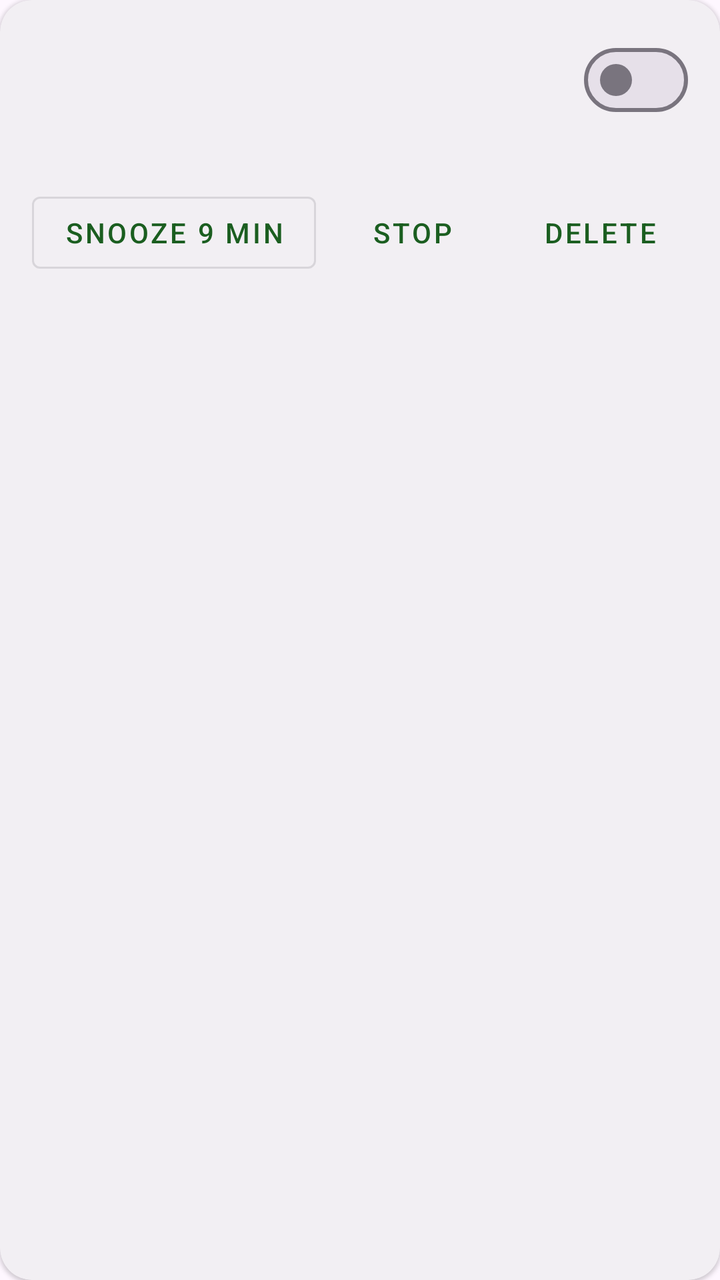
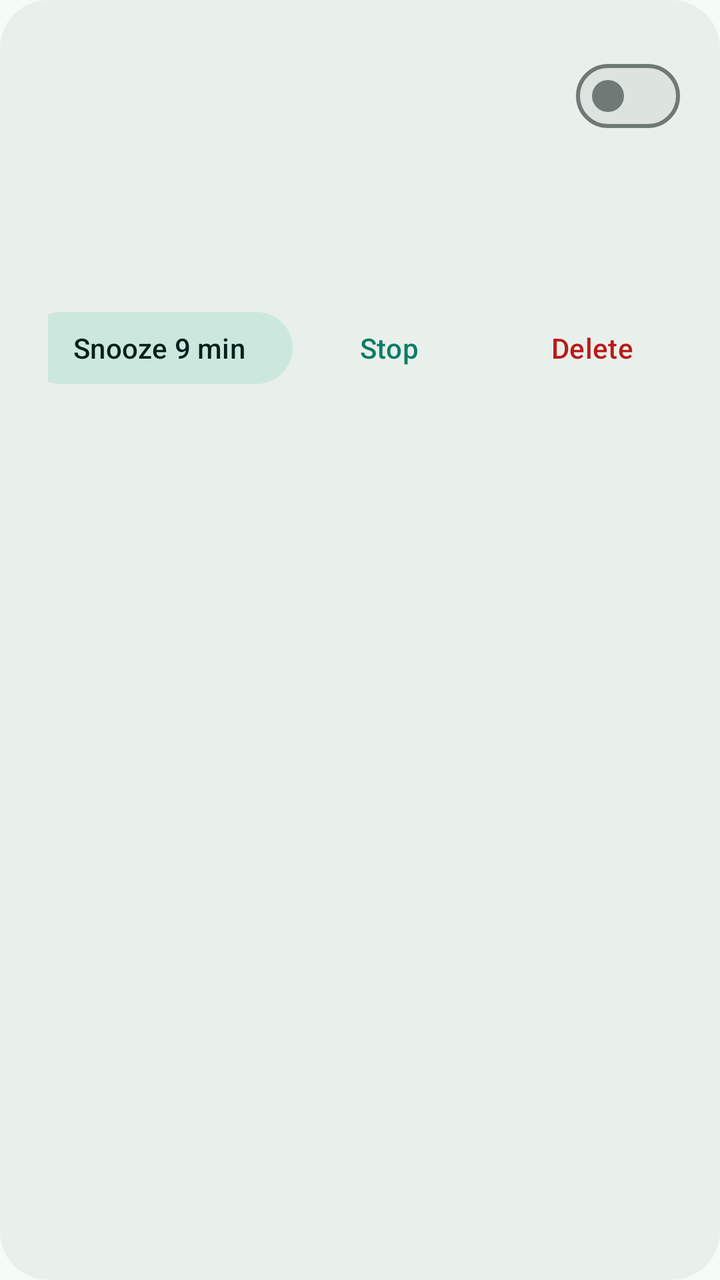

Before-and-after screenshots of an Android layout around one commit, followed by the original layout XML and the change that was made.
<!-- AndroidManifest.xml: another module's application theme Theme.Home -->
<!-- res/layout/item_alarm.xml -->
<?xml version="1.0" encoding="utf-8"?>
<com.google.android.material.card.MaterialCardView xmlns:android="http://schemas.android.com/apk/res/android"
    xmlns:app="http://schemas.android.com/apk/res-auto"
    android:layout_width="match_parent"
    android:layout_height="wrap_content"
    android:layout_marginBottom="8dp"
    android:clickable="true"
    android:focusable="true"
    app:cardCornerRadius="16dp"
    app:cardElevation="1dp"
    app:checkedIconTint="?attr/colorPrimary"
    app:strokeColor="?attr/colorPrimary"
    app:strokeWidth="0dp">

    <LinearLayout
        android:layout_width="match_parent"
        android:layout_height="wrap_content"
        android:orientation="vertical"
        android:padding="16dp">

        <LinearLayout
            android:layout_width="match_parent"
            android:layout_height="wrap_content"
            android:gravity="center_vertical"
            android:orientation="horizontal">

            <TextView
                android:id="@+id/alarm_time"
                android:layout_width="wrap_content"
                android:layout_height="wrap_content"
                android:minWidth="88dp"
                android:textAppearance="?attr/textAppearanceHeadlineMedium"
                android:textColor="?attr/colorOnSurface" />

            <LinearLayout
                android:layout_width="0dp"
                android:layout_height="wrap_content"
                android:layout_marginStart="12dp"
                android:layout_weight="1"
                android:orientation="vertical">

                <TextView
                    android:id="@+id/alarm_label"
                    android:layout_width="match_parent"
                    android:layout_height="wrap_content"
                    android:ellipsize="end"
                    android:maxLines="2"
                    android:textAppearance="?attr/textAppearanceTitleMedium" />

                <TextView
                    android:id="@+id/alarm_repeat"
                    android:layout_width="match_parent"
                    android:layout_height="wrap_content"
                    android:textAppearance="?attr/textAppearanceBodyMedium"
                    android:textColor="?attr/colorOnSurfaceVariant" />
            </LinearLayout>

            <com.google.android.material.materialswitch.MaterialSwitch
                android:id="@+id/alarm_enabled"
                android:layout_width="wrap_content"
                android:layout_height="wrap_content"
                android:contentDescription="@string/alarms_enabled" />
        </LinearLayout>

        <TextView
            android:id="@+id/alarm_next"
            android:layout_width="match_parent"
            android:layout_height="wrap_content"
            android:layout_marginTop="4dp"
            android:textAppearance="?attr/textAppearanceBodySmall"
            android:textColor="?attr/colorOnSurfaceVariant" />

        <LinearLayout
            android:id="@+id/alarm_actions"
            android:layout_width="match_parent"
            android:layout_height="wrap_content"
            android:layout_marginTop="8dp"
            android:orientation="horizontal">

            <com.google.android.material.button.MaterialButton
                android:id="@+id/alarm_snooze"
                style="@style/Widget.MaterialComponents.Button.OutlinedButton"
                android:layout_width="wrap_content"
                android:layout_height="wrap_content"
                android:minHeight="48dp"
                android:text="@string/alarms_snooze" />

            <com.google.android.material.button.MaterialButton
                android:id="@+id/alarm_stop"
                style="@style/Widget.MaterialComponents.Button.TextButton"
                android:layout_width="wrap_content"
                android:layout_height="wrap_content"
                android:layout_marginStart="4dp"
                android:minHeight="48dp"
                android:text="@string/alarms_stop" />

            <Space
                android:layout_width="0dp"
                android:layout_height="1dp"
                android:layout_weight="1" />

            <com.google.android.material.button.MaterialButton
                android:id="@+id/alarm_delete"
                style="@style/Widget.MaterialComponents.Button.TextButton"
                android:layout_width="wrap_content"
                android:layout_height="wrap_content"
                android:minHeight="48dp"
                android:text="@string/alarms_delete" />
        </LinearLayout>
    </LinearLayout>
</com.google.android.material.card.MaterialCardView>
<!-- resources referenced by this layout -->
<resources>
  <style name="Theme.Home" parent="Theme.Material3.DayNight.NoActionBar">
          <item name="colorPrimary">@color/home_green</item>
          <item name="colorOnPrimary">@color/home_on_green</item>
          <item name="colorPrimaryContainer">@color/home_green_dark</item>
          <item name="colorOnPrimaryContainer">@color/home_on_green</item>
          <item name="colorSecondary">@color/home_teal</item>
          <item name="colorOnSecondary">@color/home_on_teal</item>
          <item name="android:statusBarColor">@color/home_green_dark</item>
          <item name="android:navigationBarColor">?attr/colorSurface</item>
          <item name="android:windowLightStatusBar">false</item>
      </style>
  <color name="home_green">#1B5E20</color>
  <color name="home_on_green">#FFFFFF</color>
  <color name="home_green_dark">#0D3F14</color>
  <color name="home_teal">#00695C</color>
  <color name="home_on_teal">#FFFFFF</color>
  <!-- unchanged entries left out for length: 4 -->
</resources>

<!-- the commit's change to res/layout/item_alarm.xml (unified diff, before → after) -->
@@ -1,22 +1,21 @@
 <?xml version="1.0" encoding="utf-8"?>
 <com.google.android.material.card.MaterialCardView xmlns:android="http://schemas.android.com/apk/res/android"
     xmlns:app="http://schemas.android.com/apk/res-auto"
+    style="@style/Widget.Home.Card"
     android:layout_width="match_parent"
     android:layout_height="wrap_content"
-    android:layout_marginBottom="8dp"
+    android:layout_marginBottom="12dp"
     android:clickable="true"
-    android:focusable="true"
-    app:cardCornerRadius="16dp"
-    app:cardElevation="1dp"
-    app:checkedIconTint="?attr/colorPrimary"
-    app:strokeColor="?attr/colorPrimary"
-    app:strokeWidth="0dp">
+    android:focusable="true">
 
     <LinearLayout
         android:layout_width="match_parent"
         android:layout_height="wrap_content"
         android:orientation="vertical"
-        android:padding="16dp">
+        android:paddingStart="24dp"
+        android:paddingTop="16dp"
+        android:paddingEnd="20dp"
+        android:paddingBottom="8dp">
 
         <LinearLayout
             android:layout_width="match_parent"
@@ -26,34 +25,10 @@
 
             <TextView
                 android:id="@+id/alarm_time"
-                android:layout_width="wrap_content"
-                android:layout_height="wrap_content"
-                android:minWidth="88dp"
-                android:textAppearance="?attr/textAppearanceHeadlineMedium"
-                android:textColor="?attr/colorOnSurface" />
-
-            <LinearLayout
                 android:layout_width="0dp"
                 android:layout_height="wrap_content"
-                android:layout_marginStart="12dp"
                 android:layout_weight="1"
-                android:orientation="vertical">
-
-                <TextView
-                    android:id="@+id/alarm_label"
-                    android:layout_width="match_parent"
-                    android:layout_height="wrap_content"
-                    android:ellipsize="end"
-                    android:maxLines="2"
-                    android:textAppearance="?attr/textAppearanceTitleMedium" />
-
-                <TextView
-                    android:id="@+id/alarm_repeat"
-                    android:layout_width="match_parent"
-                    android:layout_height="wrap_content"
-                    android:textAppearance="?attr/textAppearanceBodyMedium"
-                    android:textColor="?attr/colorOnSurfaceVariant" />
-            </LinearLayout>
+                android:textAppearance="@style/TextAppearance.Home.Time" />
 
             <com.google.android.material.materialswitch.MaterialSwitch
                 android:id="@+id/alarm_enabled"
@@ -63,35 +38,53 @@
         </LinearLayout>
 
         <TextView
+            android:id="@+id/alarm_label"
+            android:layout_width="match_parent"
+            android:layout_height="wrap_content"
+            android:ellipsize="end"
+            android:maxLines="2"
+            android:textAppearance="?attr/textAppearanceTitleMedium"
+            android:textColor="?attr/colorOnSurface" />
+
+        <TextView
+            android:id="@+id/alarm_repeat"
+            android:layout_width="match_parent"
+            android:layout_height="wrap_content"
+            android:layout_marginTop="2dp"
+            android:textAppearance="?attr/textAppearanceBodyMedium"
+            android:textColor="?attr/colorOnSurfaceVariant" />
+
+        <TextView
             android:id="@+id/alarm_next"
             android:layout_width="match_parent"
             android:layout_height="wrap_content"
-            android:layout_marginTop="4dp"
-            android:textAppearance="?attr/textAppearanceBodySmall"
-            android:textColor="?attr/colorOnSurfaceVariant" />
+            android:layout_marginTop="2dp"
+            android:textAppearance="?attr/textAppearanceLabelLarge"
+            android:textColor="?attr/colorPrimary" />
 
         <LinearLayout
             android:id="@+id/alarm_actions"
             android:layout_width="match_parent"
             android:layout_height="wrap_content"
+            android:layout_marginStart="-12dp"
             android:layout_marginTop="8dp"
             android:orientation="horizontal">
 
             <com.google.android.material.button.MaterialButton
                 android:id="@+id/alarm_snooze"
-                style="@style/Widget.MaterialComponents.Button.OutlinedButton"
+                style="@style/Widget.Material3.Button.TonalButton"
                 android:layout_width="wrap_content"
                 android:layout_height="wrap_content"
-                android:minHeight="48dp"
+                android:minHeight="44dp"
                 android:text="@string/alarms_snooze" />
 
             <com.google.android.material.button.MaterialButton
                 android:id="@+id/alarm_stop"
-                style="@style/Widget.MaterialComponents.Button.TextButton"
+                style="@style/Widget.Material3.Button.TextButton"
                 android:layout_width="wrap_content"
                 android:layout_height="wrap_content"
                 android:layout_marginStart="4dp"
-                android:minHeight="48dp"
+                android:minHeight="44dp"
                 android:text="@string/alarms_stop" />
 
             <Space
@@ -101,10 +94,10 @@
 
             <com.google.android.material.button.MaterialButton
                 android:id="@+id/alarm_delete"
-                style="@style/Widget.MaterialComponents.Button.TextButton"
+                style="@style/Widget.Home.DangerTextButton"
                 android:layout_width="wrap_content"
                 android:layout_height="wrap_content"
-                android:minHeight="48dp"
+                android:minHeight="44dp"
                 android:text="@string/alarms_delete" />
         </LinearLayout>
     </LinearLayout>
<!-- resource entries referenced after the edit -->
@@ -1,21 +1,94 @@
 <!-- resources referenced by this layout -->
 <resources>
+  <style name="TextAppearance.Home.Time" parent="TextAppearance.Material3.DisplaySmall">
+          <item name="android:fontFamily">sans-serif-light</item>
+          <item name="android:textSize">48sp</item>
+          <item name="android:letterSpacing">-0.02</item>
+          <item name="android:fontFeatureSettings">"tnum"</item>
+          <item name="android:textColor">?attr/colorOnSurface</item>
+      </style>
+  <style name="Widget.Home.Card" parent="Widget.Material3.CardView.Filled">
+          <item name="cardCornerRadius">24dp</item>
+          <item name="cardElevation">0dp</item>
+          <item name="cardBackgroundColor">?attr/colorSurfaceContainer</item>
+          <item name="checkedIconTint">?attr/colorPrimary</item>
+          <item name="strokeColor">?attr/colorPrimary</item>
+          <item name="strokeWidth">0dp</item>
+      </style>
+  <style name="Widget.Home.DangerTextButton" parent="Widget.Material3.Button.TextButton">
+          <item name="android:textColor">?attr/colorError</item>
+          <item name="rippleColor">?attr/colorError</item>
+      </style>
   <style name="Theme.Home" parent="Theme.Material3.DayNight.NoActionBar">
-          <item name="colorPrimary">@color/home_green</item>
-          <item name="colorOnPrimary">@color/home_on_green</item>
-          <item name="colorPrimaryContainer">@color/home_green_dark</item>
-          <item name="colorOnPrimaryContainer">@color/home_on_green</item>
-          <item name="colorSecondary">@color/home_teal</item>
-          <item name="colorOnSecondary">@color/home_on_teal</item>
-          <item name="android:statusBarColor">@color/home_green_dark</item>
-          <item name="android:navigationBarColor">?attr/colorSurface</item>
-          <item name="android:windowLightStatusBar">false</item>
+          <item name="colorPrimary">@color/home_primary</item>
+          <item name="colorOnPrimary">@color/home_on_primary</item>
+          <item name="colorPrimaryContainer">@color/home_primary_container</item>
+          <item name="colorOnPrimaryContainer">@color/home_on_primary_container</item>
+          <item name="colorSecondary">@color/home_secondary</item>
+          <item name="colorOnSecondary">@color/home_on_secondary</item>
+          <item name="colorSecondaryContainer">@color/home_secondary_container</item>
+          <item name="colorOnSecondaryContainer">@color/home_on_secondary_container</item>
+          <item name="colorTertiary">@color/home_tertiary</item>
+          <item name="colorOnTertiary">@color/home_on_tertiary</item>
+          <item name="colorTertiaryContainer">@color/home_tertiary_container</item>
+          <item name="colorOnTertiaryContainer">@color/home_on_tertiary_container</item>
+          <item name="colorError">@color/home_error</item>
+          <item name="android:colorBackground">@color/home_surface</item>
+          <item name="colorSurface">@color/home_surface</item>
+          <item name="colorOnSurface">@color/home_on_surface</item>
+          <item name="colorOnBackground">@color/home_on_surface</item>
+          <item name="colorOnSurfaceVariant">@color/home_on_surface_variant</item>
+          <item name="colorSurfaceContainerLow">@color/home_surface_container_low</item>
+          <item name="colorSurfaceContainer">@color/home_surface_container</item>
+          <item name="colorSurfaceContainerHigh">@color/home_surface_container_high</item>
+          <item name="colorSurfaceContainerHighest">@color/home_surface_container_highest</item>
+          <item name="colorOutline">@color/home_outline</item>
+          <item name="colorOutlineVariant">@color/home_outline_variant</item>
+  
+          
+          <item name="shapeAppearanceSmallComponent">@style/ShapeAppearance.Home.Small</item>
+          <item name="shapeAppearanceMediumComponent">@style/ShapeAppearance.Home.Medium</item>
+          <item name="shapeAppearanceLargeComponent">@style/ShapeAppearance.Home.Large</item>
+  
+          <item name="android:statusBarColor">@color/home_surface</item>
+          <item name="android:navigationBarColor">@color/home_surface_container</item>
+          <item name="android:windowLightStatusBar">@bool/home_light_bars</item>
+          <item name="android:windowLightNavigationBar">@bool/home_light_bars</item>
       </style>
-  <color name="home_green">#1B5E20</color>
-  <color name="home_on_green">#FFFFFF</color>
-  <color name="home_green_dark">#0D3F14</color>
-  <color name="home_teal">#00695C</color>
-  <color name="home_on_teal">#FFFFFF</color>
+  <color name="home_primary">#0E7C66</color>
+  <color name="home_on_primary">#FFFFFF</color>
+  <color name="home_primary_container">#BDF2E0</color>
+  <color name="home_on_primary_container">#00201A</color>
+  <color name="home_secondary">#4A635B</color>
+  <color name="home_on_secondary">#FFFFFF</color>
+  <color name="home_secondary_container">#CCE8DE</color>
+  <color name="home_on_secondary_container">#05201A</color>
+  <color name="home_tertiary">#8A5100</color>
+  <color name="home_on_tertiary">#FFFFFF</color>
+  <color name="home_tertiary_container">#FFDDB6</color>
+  <color name="home_on_tertiary_container">#2C1600</color>
+  <color name="home_error">#BA1A1A</color>
+  <color name="home_surface">#F5FBF7</color>
+  <color name="home_on_surface">#171D1A</color>
+  <color name="home_on_surface_variant">#3F4945</color>
+  <color name="home_surface_container_low">#EFF5F1</color>
+  <color name="home_surface_container">#E9F0EC</color>
+  <color name="home_surface_container_high">#E3EAE6</color>
+  <color name="home_surface_container_highest">#DDE4E0</color>
+  <color name="home_outline">#6F7975</color>
+  <color name="home_outline_variant">#BFC9C4</color>
+  <style name="ShapeAppearance.Home.Small" parent="ShapeAppearance.Material3.SmallComponent">
+          <item name="cornerFamily">rounded</item>
+          <item name="cornerSize">14dp</item>
+      </style>
+  <style name="ShapeAppearance.Home.Medium" parent="ShapeAppearance.Material3.MediumComponent">
+          <item name="cornerFamily">rounded</item>
+          <item name="cornerSize">22dp</item>
+      </style>
+  <style name="ShapeAppearance.Home.Large" parent="ShapeAppearance.Material3.LargeComponent">
+          <item name="cornerFamily">rounded</item>
+          <item name="cornerSize">28dp</item>
+      </style>
   <!-- unchanged entries left out for length: 4 -->
 </resources>
 
